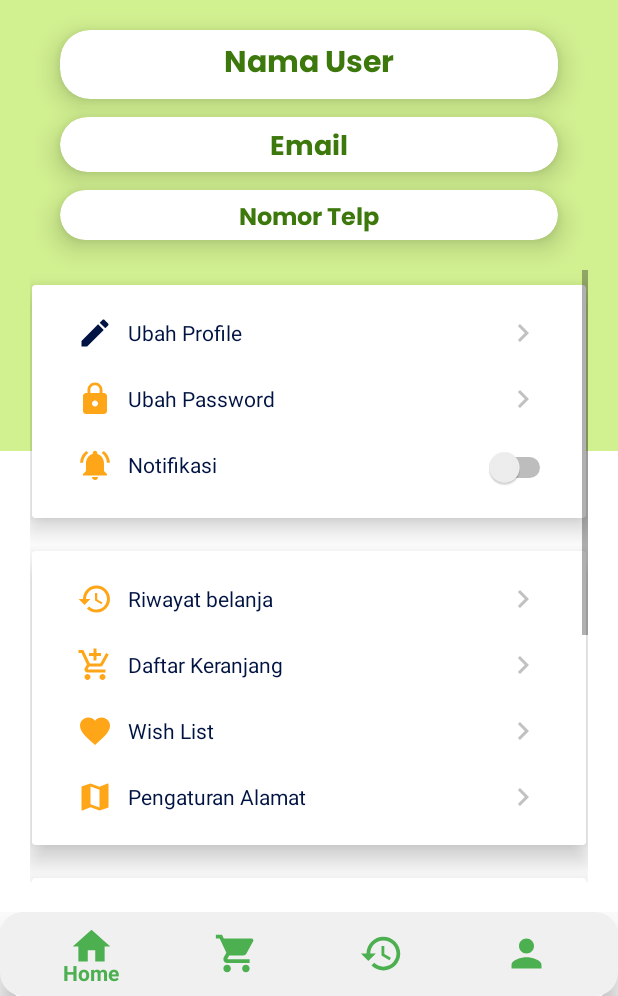
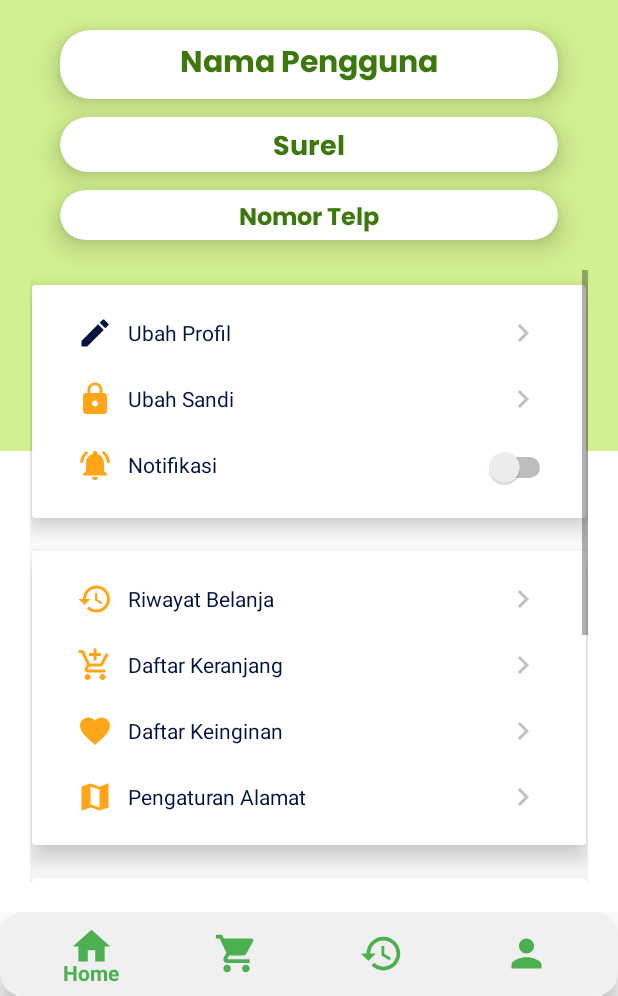
Before and after one commit to misskecupbung/VeganStoreAndroid, an Android app: the fragment AkunFragment placed in its activity, on a phone screen of 412 x 824 dp, the part 240-1236 px from its top. Run offline under Robolectric (Android 15) with nearby library versions, the light colour scheme and no system bars; our stand-ins replace Picasso, Room's generated code, RxJava; pictures from the network do not load.

Commit message:
tambah lokalisasi 2

```diff
--- a/app/src/main/res/layout/activity_product.xml
+++ b/app/src/main/res/layout/activity_product.xml
@@ -92,7 +92,7 @@
                         android:layout_width="wrap_content"
                         android:layout_height="wrap_content"
                         android:layout_alignParentLeft="true"
-                        android:text="Kategori"
+                        android:text="@string/kategori"
                         android:textColor="@color/colorFontVeganGreen"
                         android:textSize="18sp"
                         android:textStyle="bold"
@@ -125,7 +125,7 @@
                     android:layout_marginTop="10dp"
                     android:layout_marginLeft="10dp"
                     android:layout_marginRight="10dp"
-                    android:text="Product"
+                    android:text="@string/produk"
                     android:textColor="@color/colorFontVeganGreen"
                     android:textSize="18sp"
                     android:textStyle="bold"
--- a/app/src/main/res/layout/fragment_akun.xml
+++ b/app/src/main/res/layout/fragment_akun.xml
@@ -60,7 +60,7 @@
                     android:layout_height="wrap_content"
                     android:layout_margin="5dp"
                     android:gravity="center"
-                    android:text="Nama User"
+                    android:text="@string/nama_pengguna"
                     android:textSize="20sp"
                     android:textColor="@color/colorFontVeganGreen"
                     android:fontFamily="@font/poppins_bold"/>
@@ -84,7 +84,7 @@
                     android:layout_height="wrap_content"
                     android:layout_marginTop="5dp"
                     android:gravity="center"
-                    android:text="Email"
+                    android:text="@string/surel"
                     android:textSize="18sp"
                     android:textColor="@color/colorFontVeganGreen"
                     android:fontFamily="@font/poppins_bold"/>
@@ -109,7 +109,7 @@
                     android:layout_height="wrap_content"
                     android:layout_marginTop="5dp"
                     android:gravity="center"
-                    android:text="Nomor Telp"
+                    android:text="@string/nomor_telp4"
                     android:textSize="16sp"
                     android:textColor="@color/colorFontVeganGreen"
                     android:fontFamily="@font/poppins_bold"/>
@@ -165,7 +165,7 @@
                                         android:layout_width="wrap_content"
                                         android:layout_height="wrap_content"
                                         android:layout_marginLeft="10dp"
-                                        android:text="Ubah Profile"
+                                        android:text="@string/ubah_profil"
                                         android:textColor="@color/colorPrimaryDark" />
 
                                 </LinearLayout>
@@ -201,7 +201,7 @@
                                         android:layout_width="wrap_content"
                                         android:layout_height="wrap_content"
                                         android:layout_marginLeft="10dp"
-                                        android:text="Ubah Password"
+                                        android:text="@string/ubah_sandi"
                                         android:textColor="@color/colorPrimaryDark" />
 
                                 </LinearLayout>
@@ -236,7 +236,7 @@
                                         android:layout_width="wrap_content"
                                         android:layout_height="wrap_content"
                                         android:layout_marginLeft="10dp"
-                                        android:text="Notifikasi"
+                                        android:text="@string/notifikasi"
                                         android:textColor="@color/colorPrimaryDark" />
 
                                 </LinearLayout>
@@ -290,7 +290,7 @@
                                         android:layout_width="wrap_content"
                                         android:layout_height="wrap_content"
                                         android:layout_marginLeft="10dp"
-                                        android:text="Riwayat belanja"
+                                        android:text="@string/riwayat_belanja"
                                         android:textColor="@color/colorPrimaryDark" />
 
                                 </LinearLayout>
@@ -326,7 +326,7 @@
                                         android:layout_width="wrap_content"
                                         android:layout_height="wrap_content"
                                         android:layout_marginLeft="10dp"
-                                        android:text="Daftar Keranjang"
+                                        android:text="@string/daftar_keranjang"
                                         android:textColor="@color/colorPrimaryDark" />
 
                                 </LinearLayout>
@@ -362,7 +362,7 @@
                                         android:layout_width="wrap_content"
                                         android:layout_height="wrap_content"
                                         android:layout_marginLeft="10dp"
-                                        android:text="Wish List"
+                                        android:text="@string/daftar_keinginan"
                                         android:textColor="@color/colorPrimaryDark" />
 
                                 </LinearLayout>
@@ -398,7 +398,7 @@
                                         android:layout_width="wrap_content"
                                         android:layout_height="wrap_content"
                                         android:layout_marginLeft="10dp"
-                                        android:text="Pengaturan Alamat"
+                                        android:text="@string/pengaturan_alamat"
                                         android:textColor="@color/colorPrimaryDark" />
 
                                 </LinearLayout>
@@ -452,7 +452,7 @@
                                         android:layout_width="wrap_content"
                                         android:layout_height="wrap_content"
                                         android:layout_marginLeft="10dp"
-                                        android:text="Tentang Kami"
+                                        android:text="@string/tentang_kami"
                                         android:textColor="@color/colorPrimaryDark" />
 
                                 </LinearLayout>
@@ -488,7 +488,7 @@
                                         android:layout_width="wrap_content"
                                         android:layout_height="wrap_content"
                                         android:layout_marginLeft="10dp"
-                                        android:text="Bantuan"
+                                        android:text="@string/bantuan"
                                         android:textColor="@color/colorPrimaryDark" />
 
                                 </LinearLayout>
@@ -543,7 +543,7 @@
                                         android:layout_width="wrap_content"
                                         android:layout_height="wrap_content"
                                         android:layout_marginLeft="10dp"
-                                        android:text="Log Out"
+                                        android:text="@string/keluar"
                                         android:textColor="@color/colorPrimaryDark" />
 
                                 </LinearLayout>
@@ -569,7 +569,7 @@
                             android:layout_width="wrap_content"
                             android:layout_height="wrap_content"
                             android:layout_gravity="center_horizontal"
-                            android:text="Verison 1.0.0"/>
+                            android:text="@string/versi"/>
 
                     </LinearLayout>
 
--- a/app/src/main/res/layout/fragment_transaksi.xml
+++ b/app/src/main/res/layout/fragment_transaksi.xml
@@ -23,7 +23,7 @@
         android:layout_width="wrap_content"
         android:layout_height="wrap_content"
         android:fontFamily="@font/poppins_bold"
-        android:text="Kok Keranjangmu Sepi?"
+        android:text="@string/keranjangsepi"
         android:textColor="#000000"
         android:textSize="15dp" />
 
@@ -31,7 +31,7 @@
         android:layout_width="wrap_content"
         android:layout_height="wrap_content"
         android:fontFamily="@font/poppins_regular"
-        android:text="Yuk tambah produk yang kamu suka!"
+        android:text="@string/tambahproduk"
         android:textColor="#000000"
         android:textSize="15dp" />
     <Button
@@ -41,7 +41,7 @@
         android:layout_marginTop="10dp"
         android:background="@drawable/bg_btn_login2"
         android:fontFamily="@font/poppins_regular"
-        android:text="Belanja"
+        android:text="@string/belanja"
         android:textColor="#ffffff" />
 
 
--- a/app/src/main/res/values/strings.xml
+++ b/app/src/main/res/values/strings.xml
@@ -81,5 +81,50 @@
     <string name="total" translatable="false">Total</string>
     <string name="bayar">Bayar</string>
 
+    <!-- Product -->
+    <string name="kategori">Kategori</string>
+    <string name="produk">Produk</string>
+    <string name="surel">Surel</string>
+    <string name="nomor_telp3">Nomor Telepon</string>
+    <string name="kata_sandi">Kata Sandi</string>
+    <string name="nama_lengkap2">Nama Lengkap</string>
+
+    <!-- Tambah Alamat -->
+    <string name="rumah">Rumah/kos/kantor*</string>
+    <string name="kodepos">Kode Pos*</string>
+    <string name="simpan">Simpan</string>
+
+    <!-- Text -->
+    <string name="profil">PROFIL</string>
+    <string name="nama_pengguna">Nama Pengguna</string>
+    <string name="nomor_telp4">Nomor Telp</string>
+    <string name="ubah_profil">Ubah Profil</string>
+    <string name="ubah_sandi">Ubah Sandi</string>
+    <string name="notifikasi">Notifikasi</string>
+    <string name="riwayat_belanja">Riwayat Belanja</string>
+    <string name="daftar_keranjang">Daftar Keranjang</string>
+    <string name="daftar_keinginan">Daftar Keinginan</string>
+    <string name="pengaturan_alamat">Pengaturan Alamat</string>
+    <string name="tentang_kami">Tentang Kami</string>
+    <string name="bantuan">Bantuan</string>
+    <string name="keluar">Keluar</string>
+    <string name="versi">Versi 1.0.0</string>
+
+    <!-- Fragment Home-->
+    <string name="carisayur">Cari Sayur...</string>
+    <string name="lainnya">Lainnya</string>
+    <string name="superdiskon">Super Diskon</string>
+    <string name="kejardiskon">Kejar diskonnya, nikmati hasilnya!</string>
+
+    <!-- Fragment Keranjang-->
+    <string name="keranjang">Keranjang</string>
+    <string name="pilihsemua">Pilih Semua</string>
+
+    <!-- Transaksi -->
+    <string name="keranjangsepi">Kok Keranjangmu Sepi?</string>
+    <string name="tambahproduk">Yuk tambah produk yang kamu suka!</string>
+    <string name="belanja">Belanja</string>
+
+
 
 </resources>
```
Also changed, not shown: app/src/main/res/layout/activity_register.xml (+5 -5 lines), app/src/main/res/layout/activity_tambah_alamat.xml (+6 -6 lines), app/src/main/res/layout/akun_text.xml (+16 -16 lines), app/src/main/res/layout/fragment_home.xml (+5 -5 lines), app/src/main/res/layout/fragment_keranjang.xml (+4 -4 lines), 1 other file.
